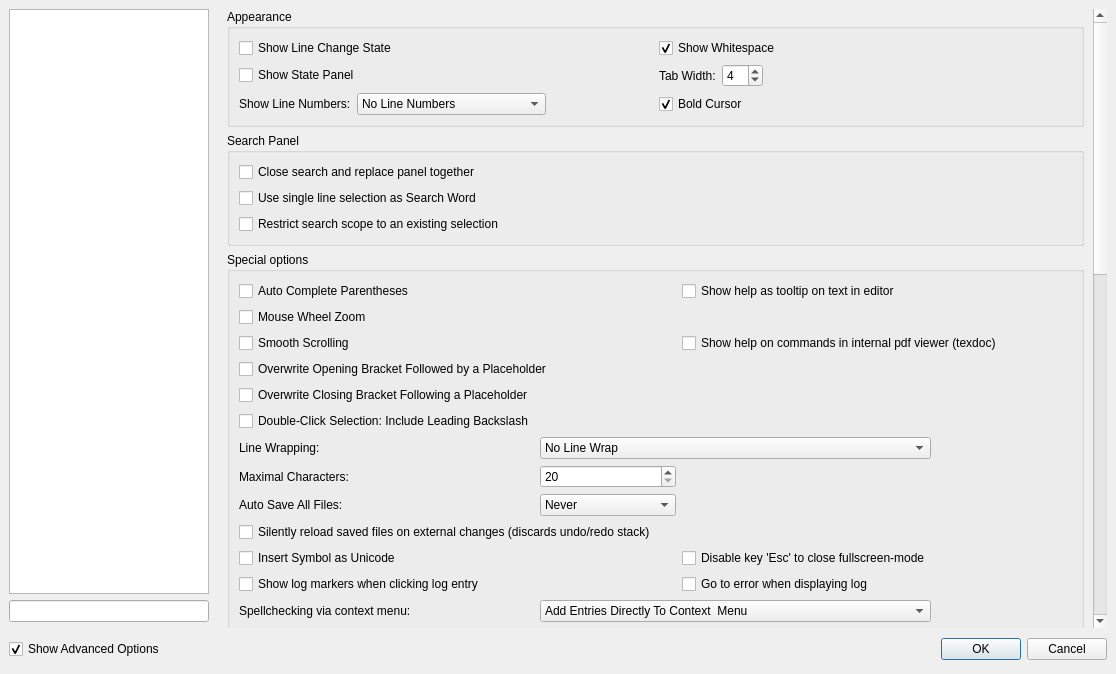
First picture: the form in configdialog.ui, repository texstudio-org/texstudio, before the edit.
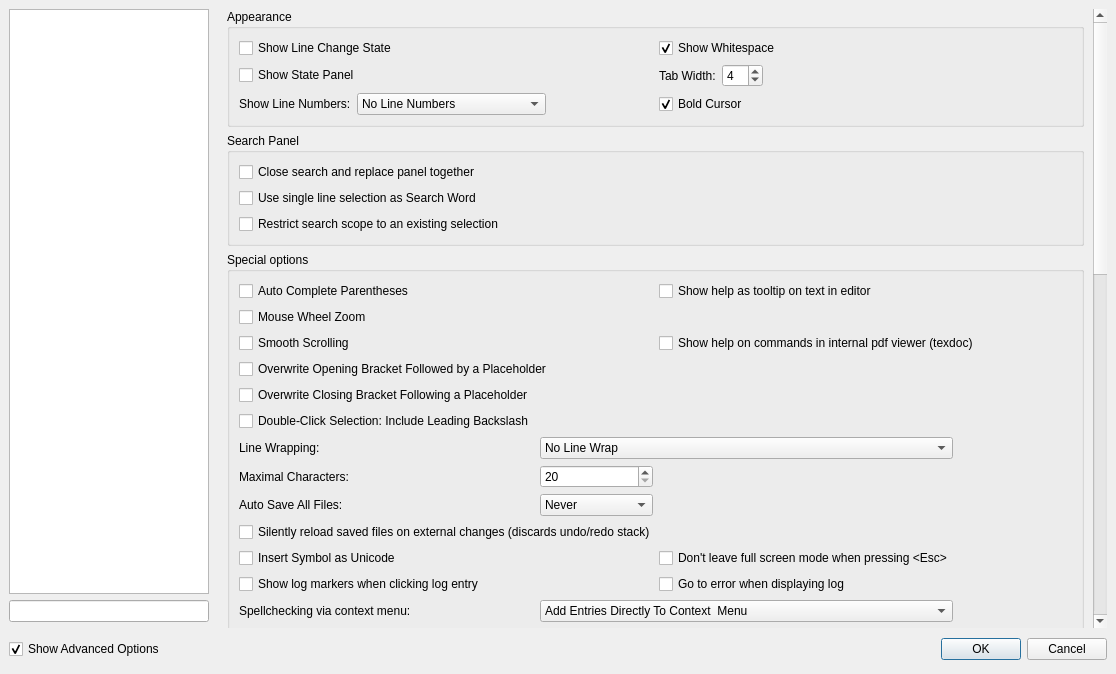
Second picture: the form after the edit. The open tabs and pages were chosen to show the change. Icons and pictures are not drawn.

Commit message: unify string "Full Screen" (feature request 1007)

Diff of the .ui file:
```diff
--- a/configdialog.ui
+++ b/configdialog.ui
@@ -1846,7 +1846,7 @@
            <rect>
             <x>0</x>
             <y>0</y>
-            <width>668</width>
+            <width>863</width>
             <height>1289</height>
            </rect>
           </property>
@@ -2126,7 +2126,7 @@
               <item row="14" column="2">
                <widget class="QCheckBox" name="checkBoxDisableEscForClosingfullscreen">
                 <property name="text">
-                 <string>Disable key 'Esc' to close fullscreen-mode</string>
+                 <string>Don't leave full screen mode when pressing &lt;Esc&gt;</string>
                 </property>
                </widget>
               </item>
```
Left out of the diff: 12 changed lines with no effect on the pictures. The commit also changes 1 other file.
